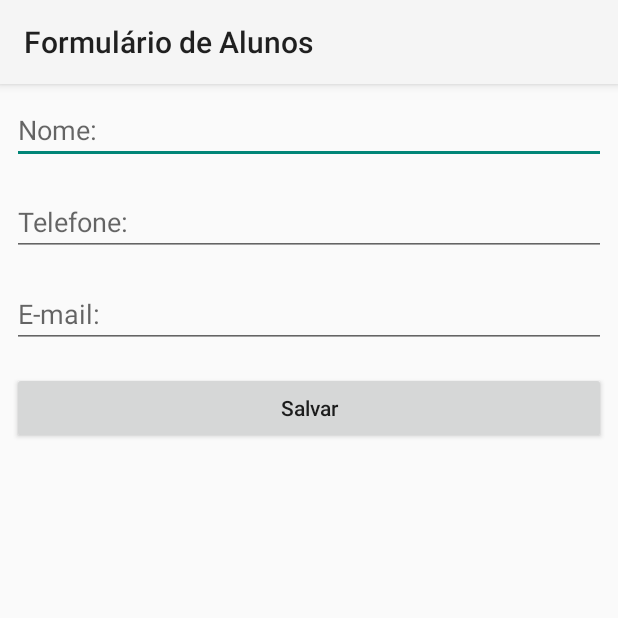
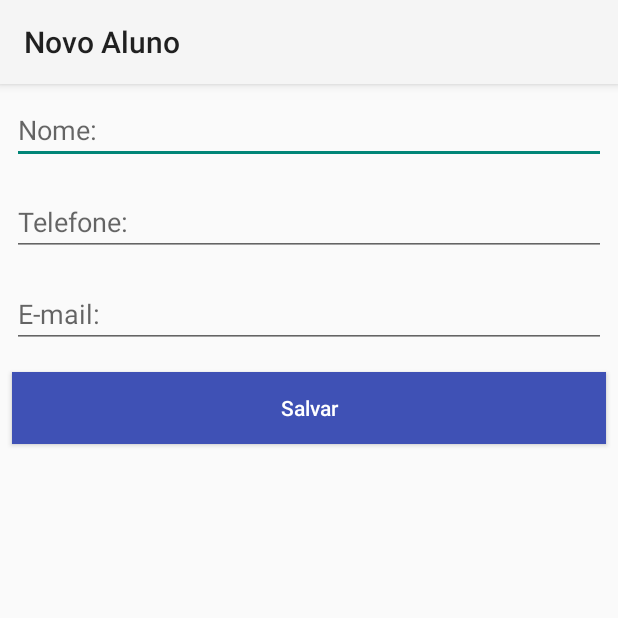
Before and after one commit to milenavms/Agenda, an Android app: the screen it shows after launch (FormularioAlunoActivity), after a tap on an icon or button, on a phone screen of 412 x 824 dp, the top half of it. Run offline under Robolectric (Android 15) with nearby library versions, the phone set to English and light mode, and no system bars.

```diff
--- a/app/build.gradle
+++ b/app/build.gradle
@@ -41,6 +41,7 @@ dependencies {
     testImplementation 'junit:junit:4.+'
     androidTestImplementation 'androidx.test.ext:junit:1.1.2'
     androidTestImplementation 'androidx.test.espresso:espresso-core:3.3.0'
+    implementation 'com.intellij:annotations:+@jar'
 
 
 }
--- a/app/src/main/java/com/milena/agenda/ui/activity/FormularioAlunoActivity.java
+++ b/app/src/main/java/com/milena/agenda/ui/activity/FormularioAlunoActivity.java
@@ -1,60 +1,73 @@
 package com.milena.agenda.ui.activity;
 
-import androidx.appcompat.app.AppCompatActivity;
-
-import android.content.Intent;
 import android.os.Bundle;
 import android.view.View;
 import android.widget.Button;
 import android.widget.EditText;
-import android.widget.Toast;
+
+import androidx.appcompat.app.AppCompatActivity;
 
 import com.milena.agenda.DAO.AlunoDAO;
 import com.milena.agenda.R;
 import com.milena.agenda.model.Aluno;
 
+import org.jetbrains.annotations.NotNull;
+
 //Criandoo o aluno
 public class FormularioAlunoActivity extends AppCompatActivity {
+
+    public static final String TITULO_APPBAR = "Novo Aluno";
+    private EditText campoNome;
+    private EditText campoTelefone;
+    private EditText campoEmail;
+    //DAO
+    private final AlunoDAO dao = new AlunoDAO();
 
     @Override
     protected void onCreate(Bundle savedInstanceState) {
         super.onCreate(savedInstanceState);
         setContentView(R.layout.activity_formulario_aluno);
+        setTitle(TITULO_APPBAR);
+        inicializacaoDosCampos();
+        configuraBotaoSalvar();
 
-        //DAO
-        final AlunoDAO dao = new AlunoDAO();
+    }
 
-        setTitle("Formulário de Alunos"); //Título da AppBar
-
-        //Pego os id
-        final EditText campoNome = findViewById(R.id.activity_formulario_aluno_nome);
-        final EditText campoTelefone = findViewById(R.id.activity_formulario_aluno_telefone);
-        final EditText campoEmail = findViewById(R.id.activity_formulario_aluno_email);
-
+    private void configuraBotaoSalvar() {
         //Pego os id da button
         Button butaoSalvar = findViewById(R.id.activity_fomulario_aluno_button_salvar_aluno);
 
         butaoSalvar.setOnClickListener(new View.OnClickListener() {
             @Override
             public void onClick(View v) {
-                String nome = campoNome.getText().toString();
-                String telefone =  campoTelefone.getText().toString();
-                String email = campoEmail.getText().toString();
+                Aluno alunoCriado = criaAluno();
+                salvaAluno(alunoCriado);
+            }
+        });
+    }
 
-                //Salvando o aluno
-                Aluno alunoCriado = new Aluno(nome, telefone, email);
-                dao.salva(alunoCriado);
+    private void inicializacaoDosCampos() {
+        //Pego os id da activity
+        campoNome = findViewById(R.id.activity_formulario_aluno_nome);
+        campoTelefone = findViewById(R.id.activity_formulario_aluno_telefone);
+        campoEmail = findViewById(R.id.activity_formulario_aluno_email);
+    }
 
 
-                //Indo para a Activity ListaAlunosActivity
-                startActivity( new Intent(FormularioAlunoActivity.this, ListaAlunosActivity.class));
+    @NotNull
+    private Aluno criaAluno() {
+        String nome = campoNome.getText().toString();
+        String telefone = campoTelefone.getText().toString();
+        String email = campoEmail.getText().toString();
 
-                //Finalizando a Activity
-                finish();
+        //Salvando o aluno
+        Aluno alunoCriado = new Aluno(nome, telefone, email);
 
+        return alunoCriado;
+    }
 
-            }
-        });
-
+    private void salvaAluno(Aluno aluno) {
+        dao.salva(aluno);
+        finish();
     }
 }
--- a/app/src/main/java/com/milena/agenda/ui/activity/ListaAlunosActivity.java
+++ b/app/src/main/java/com/milena/agenda/ui/activity/ListaAlunosActivity.java
@@ -2,7 +2,6 @@ package com.milena.agenda.ui.activity;
 
 import android.content.Intent;
 import android.os.Bundle;
-
 import android.view.View;
 import android.widget.ArrayAdapter;
 import android.widget.ListView;
@@ -14,44 +13,47 @@ import com.google.android.material.floatingactionbutton.FloatingActionButton;
 import com.milena.agenda.DAO.AlunoDAO;
 import com.milena.agenda.R;
 
-import java.util.ArrayList;
-import java.util.Arrays;
-import java.util.List;
-
 //Listando os alunos
 public class ListaAlunosActivity extends AppCompatActivity {
+
+    public static final String TITULO_APPBAR = "Lista de Alunos";
+    private final AlunoDAO dao = new AlunoDAO(); //pegando a lista de Alunos
+
     @Override
     protected void onCreate(@Nullable Bundle savedInstanceState) {
         super.onCreate(savedInstanceState);
         setContentView(R.layout.activity_lista_alunos);
-        setTitle("Lista de Alunos"); //Título da AppBar
+        setTitle(TITULO_APPBAR);
 
+        configuraFabNovoAluno();
 
+    }
 
-        //Botão
+    private void configuraFabNovoAluno() {
+        //botaoNovoAluno
         FloatingActionButton botaoNovoAluno = findViewById(R.id.activity_lista_alunos_fab_novo_aluno);
         botaoNovoAluno.setOnClickListener(new View.OnClickListener() {
             @Override
             public void onClick(View v) {
-                //Navendo para a tela de Formulario
-                startActivity(new Intent(ListaAlunosActivity.this, FormularioAlunoActivity.class));
+                abreFomrularioAluno();
             }
         });
+    }
 
-
-
-
-
+    private void abreFomrularioAluno() {
+        //Navendo para a tela de Formulario
+        startActivity(new Intent(this, FormularioAlunoActivity.class));
     }
 
     //ciclo de vida onResume
     @Override
     protected void onResume() {
         super.onResume();
+        configuraLista();
 
-        //pegando a lista de Alunos
-        AlunoDAO dao = new AlunoDAO();
+    }
 
+    private void configuraLista() {
         //Pego os id da lista de aluno estática no layout
         ListView listaDeAlunos = findViewById(R.id.activity_lista_alunos_listview);
 
@@ -60,6 +62,5 @@ public class ListaAlunosActivity extends AppCompatActivity {
                 this,
                 android.R.layout.simple_list_item_1, //com o adapter podemos criar uma lista de acordo com o numero de dados da nossa lista
                 dao.todos()));
-
     }
 }
--- a/app/src/main/res/layout/activity_formulario_aluno.xml
+++ b/app/src/main/res/layout/activity_formulario_aluno.xml
@@ -26,11 +26,16 @@
         android:layout_margin="8dp"
         android:hint="E-mail:"/>
 
-    <Button android:id="@+id/activity_fomulario_aluno_button_salvar_aluno"
+    <Button
+        android:id="@+id/activity_fomulario_aluno_button_salvar_aluno"
         android:layout_width="match_parent"
         android:layout_height="wrap_content"
         android:layout_margin="8dp"
+        android:background="#3F51B5"
+        android:inputType="textEmailAddress"
+        android:shadowColor="#DD3737"
         android:text="Salvar"
-        android:inputType="textEmailAddress"/>
+        android:textColor="#ffffff"
+        />
 
 </LinearLayout>
--- a/build.gradle
+++ b/build.gradle
@@ -6,6 +6,7 @@ buildscript {
     }
     dependencies {
         classpath "com.android.tools.build:gradle:4.2.1"
+
 
         // NOTE: Do not place your application dependencies here; they belong
         // in the individual module build.gradle files
```
